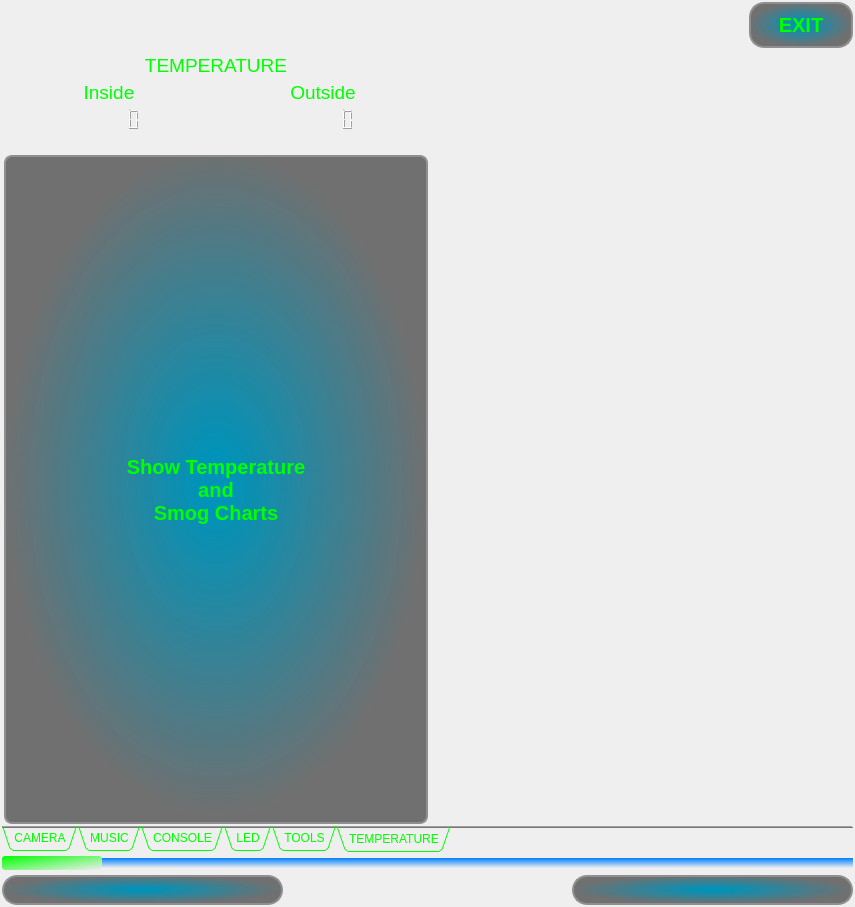
Qt form iDom_Client/idom_client.ui (cyniu88/QT_kurs) before a commit.
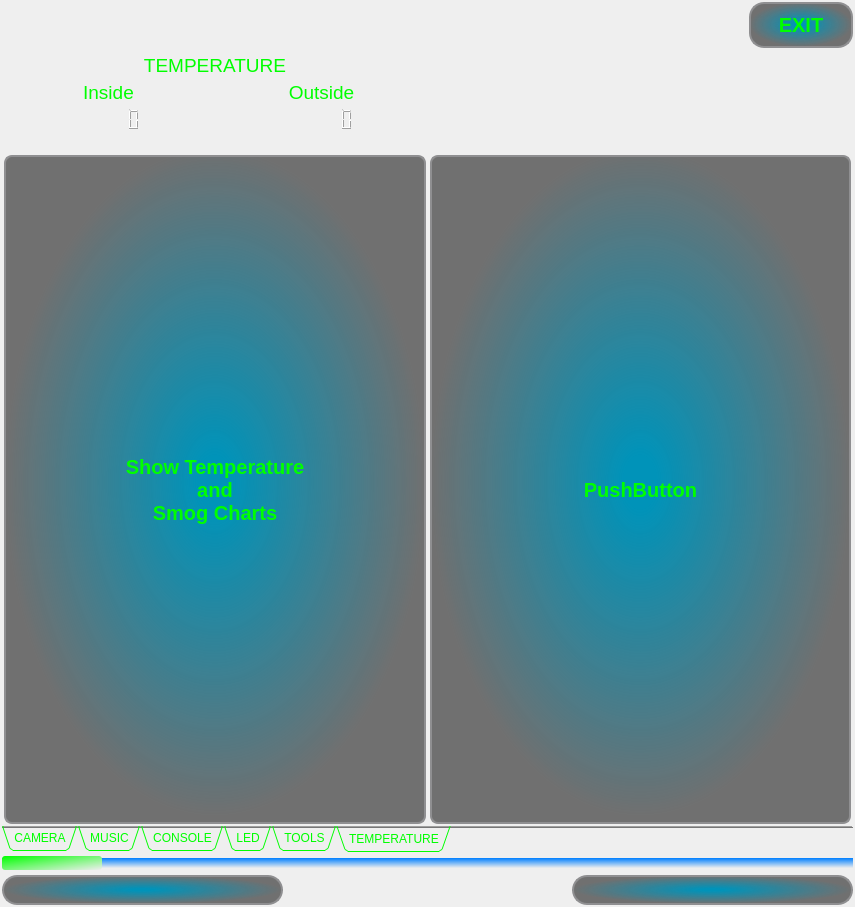
The same form after that commit. Icons and pictures are not drawn.

Diff of the .ui file:
```diff
--- a/iDom_Client/idom_client.ui
+++ b/iDom_Client/idom_client.ui
@@ -2430,6 +2430,29 @@
           </property>
          </spacer>
         </item>
+        <item row="2" column="1">
+         <widget class="QPushButton" name="pushButton_22">
+          <property name="sizePolicy">
+           <sizepolicy hsizetype="Minimum" vsizetype="Preferred">
+            <horstretch>0</horstretch>
+            <verstretch>0</verstretch>
+           </sizepolicy>
+          </property>
+          <property name="styleSheet">
+           <string notr="true">QPushButton {background-color: qradialgradient(spread:pad, cx:0.499807, cy:0.489, radius:0.5, fx:0.499, fy:0.488909, stop:0.0795455 rgba(0, 147, 185, 255), stop:1 rgba(30, 30, 30, 155));
+ border: 2px solid #8f8f91;
+border-radius: 8px;
+font: bold 20px ;
+}
+QPushButton:pressed {
+border:none;
+}</string>
+          </property>
+          <property name="text">
+           <string>PushButton</string>
+          </property>
+         </widget>
+        </item>
        </layout>
       </widget>
      </widget>
```
